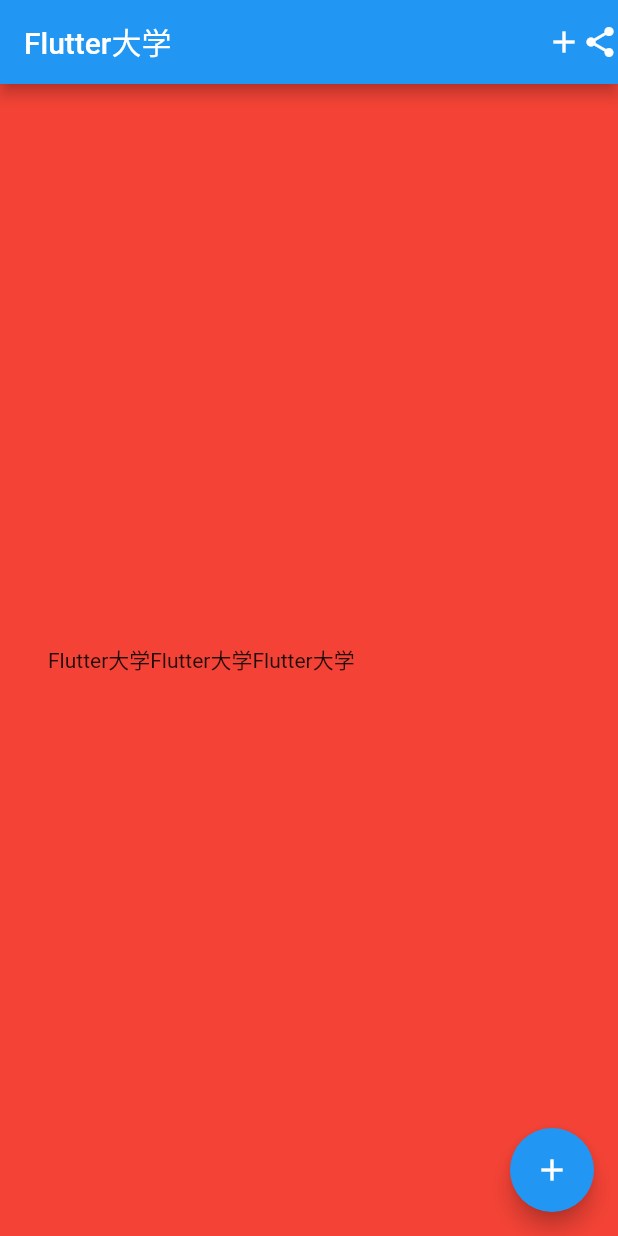
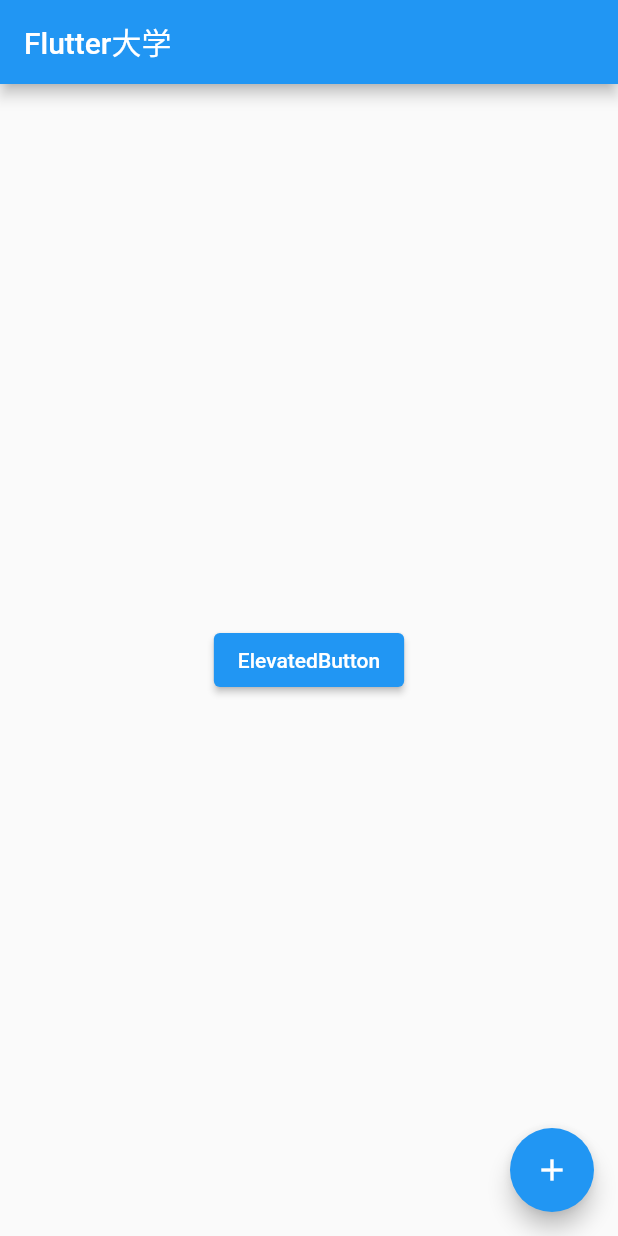
Before and after one commit to mimimimaimai55/basic_widget, a Flutter app: the screen it shows after launch, on a phone screen of 412 x 824 dp. Run offline on Flutter 3.47's test engine with Material 2 defaults, Android fonts, the phone set to English and light mode, and no system bars.

Commit message:
ウィジェットの使い方　ElevaterButtonのOnPressedの中身はまだ未記入

```diff
--- a/lib/main.dart
+++ b/lib/main.dart
@@ -41,35 +41,25 @@ class _MyHomePageState extends State<MyHomePage> {
 
   @override
   Widget build(BuildContext context) {
-
     return Scaffold(
       appBar: AppBar(
+        title: Text('Flutter大学'),
+      ),
 
-        title: Text('Flutter大学'),
-        actions: <Widget>[
-          Icon(Icons.add),Icon(Icons.share),
-        ],
+      body: Center(
+        child: ElevatedButton(
+          child:  Text('ElevatedButton'),
+            onPressed: () {
+            //ここに押したら反応するコードを書く
+            },
+          ),
       ),
-      body: Container(
-        height:double.infinity,
-        color: Colors.red,
-        child: Padding(
-          padding: EdgeInsets.all(32.0),
-          child: Row(
-            children: <Widget>[
-              Text('Flutter大学'),
-              Text('Flutter大学'),
-              Text('Flutter大学'),
-            ],
 
-          ),
-        ),
-      ),
       floatingActionButton: FloatingActionButton(
         onPressed: _incrementCounter,
         tooltip: 'Increment',
         child: Icon(Icons.add),
-      ), // This trailing comma makes auto-formatting nicer for build methods.
+      ),
     );
   }
 }
```
